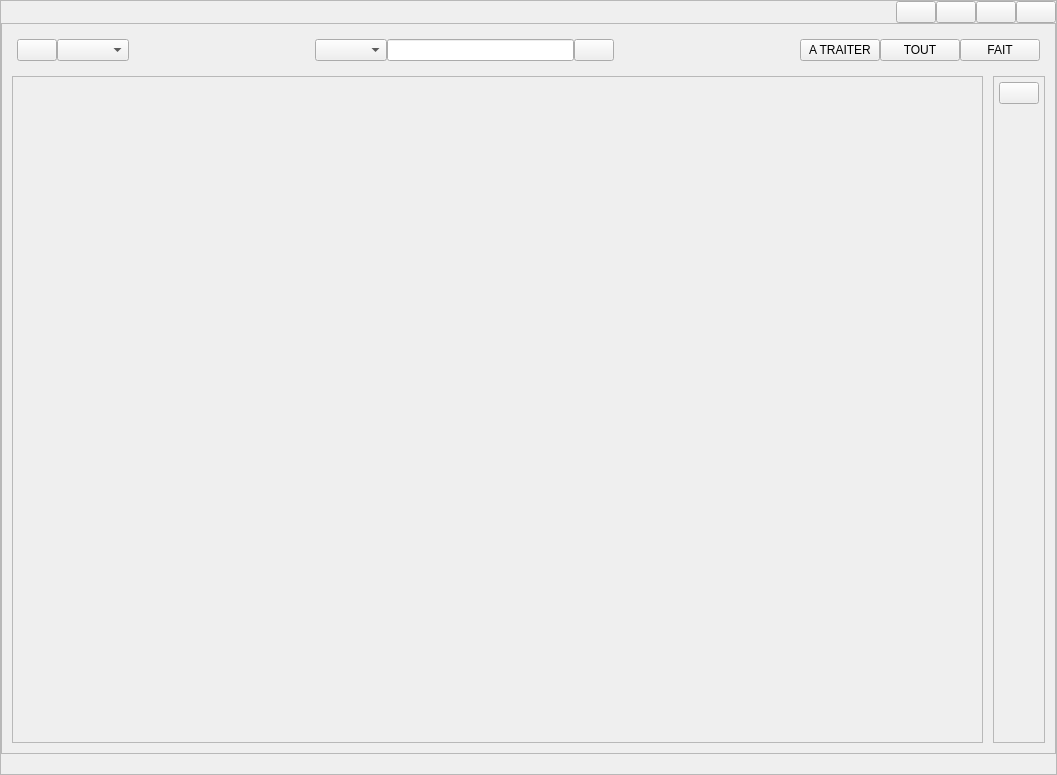
First picture: the form in src/gui/ui/main.ui, repository LaM0uette/MyDLG, before the edit.
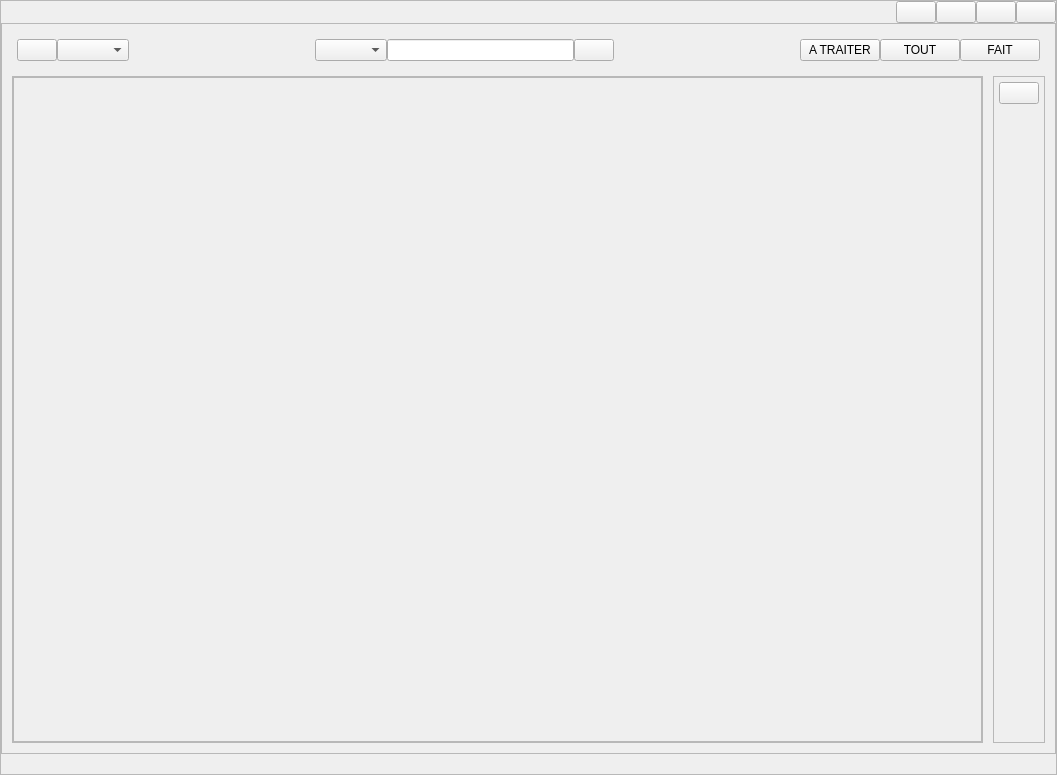
Second picture: the form after the edit.

Commit message: création des dlg au menu principal

The edit to the form file:
```diff
--- a/src/gui/ui/main.ui
+++ b/src/gui/ui/main.ui
@@ -271,7 +271,7 @@
              <property name="spacing">
               <number>10</number>
              </property>
-             <item row="1" column="2">
+             <item row="1" column="1">
               <widget class="QFrame" name="fr_dlg_tools">
                <property name="frameShape">
                 <enum>QFrame::StyledPanel</enum>
@@ -314,7 +314,68 @@
                </layout>
               </widget>
              </item>
-             <item row="0" column="1" colspan="2">
+             <item row="1" column="0">
+              <widget class="QFrame" name="fr_dlg_body">
+               <property name="frameShape">
+                <enum>QFrame::StyledPanel</enum>
+               </property>
+               <property name="frameShadow">
+                <enum>QFrame::Raised</enum>
+               </property>
+               <layout class="QVBoxLayout" name="verticalLayout_2">
+                <property name="spacing">
+                 <number>0</number>
+                </property>
+                <property name="leftMargin">
+                 <number>0</number>
+                </property>
+                <property name="topMargin">
+                 <number>0</number>
+                </property>
+                <property name="rightMargin">
+                 <number>0</number>
+                </property>
+                <property name="bottomMargin">
+                 <number>0</number>
+                </property>
+                <item>
+                 <widget class="QScrollArea" name="sca_dlg">
+                  <property name="widgetResizable">
+                   <bool>true</bool>
+                  </property>
+                  <widget class="QWidget" name="scrollAreaWidgetContents">
+                   <property name="geometry">
+                    <rect>
+                     <x>0</x>
+                     <y>0</y>
+                     <width>971</width>
+                     <height>657</height>
+                    </rect>
+                   </property>
+                   <layout class="QGridLayout" name="glay_dlg">
+                    <property name="leftMargin">
+                     <number>20</number>
+                    </property>
+                    <property name="topMargin">
+                     <number>20</number>
+                    </property>
+                    <property name="rightMargin">
+                     <number>20</number>
+                    </property>
+                    <property name="bottomMargin">
+                     <number>20</number>
+                    </property>
+                    <property name="spacing">
+                     <number>20</number>
+                    </property>
+                   </layout>
+                  </widget>
+                 </widget>
+                </item>
+               </layout>
+              </widget>
+             </item>
+             <item row="0" column="0" colspan="2">
               <widget class="QFrame" name="fr_dlg_top">
                <layout class="QHBoxLayout" name="horizontalLayout_2">
                 <property name="spacing">
@@ -404,40 +465,6 @@
                </layout>
               </widget>
              </item>
-             <item row="1" column="1">
-              <widget class="QScrollArea" name="sca_dlg">
-               <property name="widgetResizable">
-                <bool>true</bool>
-               </property>
-               <widget class="QWidget" name="scrollAreaWidgetContents">
-                <property name="geometry">
-                 <rect>
-                  <x>0</x>
-                  <y>0</y>
-                  <width>973</width>
-                  <height>659</height>
-                 </rect>
-                </property>
-                <layout class="QGridLayout" name="glay_dlg">
-                 <property name="leftMargin">
-                  <number>20</number>
-                 </property>
-                 <property name="topMargin">
-                  <number>20</number>
-                 </property>
-                 <property name="rightMargin">
-                  <number>20</number>
-                 </property>
-                 <property name="bottomMargin">
-                  <number>20</number>
-                 </property>
-                 <property name="spacing">
-                  <number>20</number>
-                 </property>
-                </layout>
-               </widget>
-              </widget>
-             </item>
             </layout>
            </widget>
           </widget>
```
The commit also changes 2 other files.
